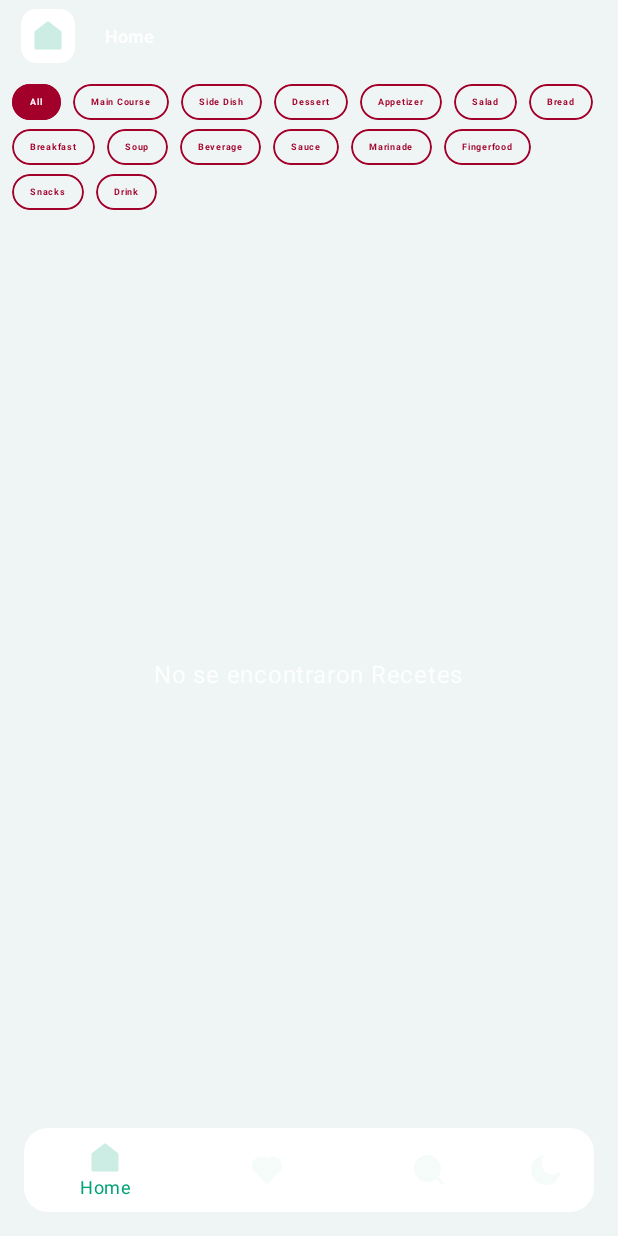
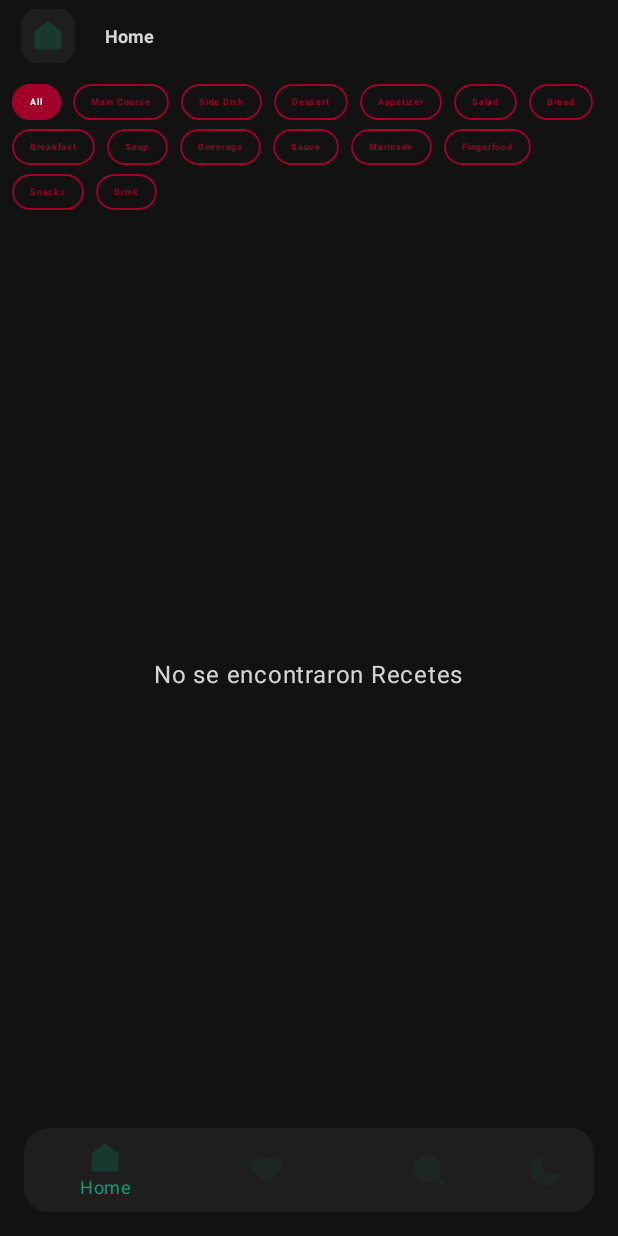
Before and after one commit to Jose-Ulacio/MealGenie, an Android app built with Jetpack Compose: the screen it shows after launch (MainActivity), after a tap on "Modo Oscuro", on a phone screen of 412 x 824 dp. Run offline under Robolectric (Android 15) with nearby library versions, the phone set to English and light mode, and no system bars; our stand-ins replace Room's generated code, accompanist; pictures from the network do not load.

```diff
--- a/app/src/main/java/com/example/mealgenie/data/repository/RecipeRepository.kt
+++ b/app/src/main/java/com/example/mealgenie/data/repository/RecipeRepository.kt
@@ -1,5 +1,6 @@
 package com.example.mealgenie.data.repository
 
+import com.example.mealgenie.data.model.RecipeDetailResponse
 import com.example.mealgenie.data.model.RecipeResponse
 import com.example.mealgenie.data.remote.ApiService
 
@@ -18,4 +19,9 @@ class RecipeRepository() {
             number = number
         ).getOrNull()
     }
+
+    //Obtener Detalles de la Receta
+    suspend fun getRecipeDetails(id: Int): RecipeDetailResponse{
+        return apiService.getRecipeDetails(id)
+    }
 }
--- a/app/src/main/java/com/example/mealgenie/ui/theme/Color.kt
+++ b/app/src/main/java/com/example/mealgenie/ui/theme/Color.kt
@@ -9,3 +9,7 @@ val Pink80 = Color(0xFFEFB8C8)
 val Purple40 = Color(0xFF6650a4)
 val PurpleGrey40 = Color(0xFF625b71)
 val Pink40 = Color(0xFF7D5260)
+
+val GreenPrimary = Color(0xFF00A277)
+val RedPrimary = Color(0xFFA2002B)
+val Background = Color(0xFFEFF5F4)
--- a/app/src/main/java/com/example/mealgenie/ui/theme/Theme.kt
+++ b/app/src/main/java/com/example/mealgenie/ui/theme/Theme.kt
@@ -7,26 +7,57 @@ import androidx.compose.material.MaterialTheme
 import androidx.compose.material.darkColors
 import androidx.compose.material.lightColors
 import androidx.compose.runtime.Composable
+import androidx.compose.ui.graphics.Color
 import androidx.compose.ui.platform.LocalContext
 
+//private val DarkColorScheme = darkColors(
+//    primary = Purple80,
+//    secondary = PurpleGrey80
+//)
+//
+//private val LightColorScheme = lightColors(
+//    primary = GreenPrimary,
+//    secondary = RedPrimary,
+//    background = Background,
+//    surface = Color(0xFFFFFBFE),
+//    onPrimary = Color.White,
+//    onSecondary = Color.White,
+//    onBackground = Color.Black,
+//    onSurface = Color.Black
+//
+//    /* Other default colors to override
+//    background = Color(0xFFFFFBFE),
+//    surface = Color(0xFFFFFBFE),
+//    onPrimary = Color.White,
+//    onSecondary = Color.White,
+//    onTertiary = Color.White,
+//    onBackground = Color(0xFF1C1B1F),
+//    onSurface = Color(0xFF1C1B1F),
+//    */
+//)
+
 private val DarkColorScheme = darkColors(
-    primary = Purple80,
-    secondary = PurpleGrey80
+    primary = Color(0xFF00A277),       // Green_Primary
+    secondary = Color(0xFFA2002B),      // Red_Primary
+    background = Color(0xFF121212),     // Fondo oscuro
+    surface = Color(0xFF1E1E1E),       // Superficies oscuras
+    onPrimary = Color.White,            // white
+    onSecondary = Color.White,          // white
+    onBackground = Color(0xFFEFF5F4),   // Background (claro, para contraste)
+    onSurface = Color(0xFF070707),    // test_beige (para textos)
+    secondaryVariant = Color(0xFF047959)
 )
 
 private val LightColorScheme = lightColors(
-    primary = Purple40,
-    secondary = PurpleGrey40
-
-    /* Other default colors to override
-    background = Color(0xFFFFFBFE),
-    surface = Color(0xFFFFFBFE),
-    onPrimary = Color.White,
-    onSecondary = Color.White,
-    onTertiary = Color.White,
-    onBackground = Color(0xFF1C1B1F),
-    onSurface = Color(0xFF1C1B1F),
-    */
+    primary = Color(0xFF00A277),        // Green_Primary
+    secondary = Color(0xFFA2002B),      // Red_Primary
+    background = Color(0xFFEFF5F4),     // Background
+    surface = Color(0xFFFFFFFF),        // test_beige (para cards/superficies)
+    onPrimary = Color.White,            // white
+    onSecondary = Color.White,          // white
+    onBackground = Color.Black,         // black (textos sobre fondo claro)
+    onSurface = Color.Black,             // black (textos sobre superficies)
+    secondaryVariant = Color(0xFFF5E9DC)
 )
 
 @Composable
--- a/app/src/main/java/com/example/mealgenie/view/MainActivity.kt
+++ b/app/src/main/java/com/example/mealgenie/view/MainActivity.kt
@@ -1,7 +1,6 @@
 package com.example.mealgenie.view
 
 import android.os.Bundle
-import android.util.Log
 import androidx.activity.ComponentActivity
 import androidx.activity.compose.setContent
 import androidx.activity.enableEdgeToEdge
@@ -11,10 +10,8 @@ import androidx.compose.animation.fadeOut
 import androidx.compose.animation.slideInVertically
 import androidx.compose.animation.slideOutVertically
 import androidx.compose.foundation.background
-import androidx.compose.foundation.clickable
 import androidx.compose.foundation.layout.Arrangement
 import androidx.compose.foundation.layout.Box
-import androidx.compose.foundation.layout.Column
 import androidx.compose.foundation.layout.Row
 import androidx.compose.foundation.layout.fillMaxSize
 import androidx.compose.foundation.layout.fillMaxWidth
@@ -22,29 +19,24 @@ import androidx.compose.foundation.layout.height
 import androidx.compose.foundation.layout.navigationBarsPadding
 import androidx.compose.foundation.layout.padding
 import androidx.compose.foundation.shape.RoundedCornerShape
-import androidx.compose.material.BottomAppBar
 import androidx.compose.material.BottomNavigation
 import androidx.compose.material.BottomNavigationItem
 import androidx.compose.material.Icon
 import androidx.compose.material.IconButton
+import androidx.compose.material.MaterialTheme
 import androidx.compose.material.Scaffold
 import androidx.compose.material.Surface
 import androidx.compose.material.Text
 import androidx.compose.material.rememberScaffoldState
 import androidx.compose.runtime.Composable
-import androidx.compose.runtime.LaunchedEffect
 import androidx.compose.runtime.getValue
 import androidx.compose.runtime.mutableStateOf
 import androidx.compose.runtime.remember
-import androidx.compose.runtime.rememberCoroutineScope
 import androidx.compose.ui.Alignment
 import androidx.compose.ui.Modifier
-import androidx.compose.ui.draw.clip
-import androidx.compose.ui.draw.shadow
 import androidx.compose.ui.graphics.Color
 import androidx.compose.ui.res.colorResource
 import androidx.compose.ui.res.painterResource
-import androidx.compose.ui.tooling.preview.Preview
 import androidx.compose.ui.unit.dp
 import androidx.lifecycle.ViewModel
 import androidx.lifecycle.ViewModelProvider
@@ -53,15 +45,10 @@ import androidx.navigation.NavHostController
 import androidx.navigation.compose.currentBackStackEntryAsState
 import androidx.navigation.compose.rememberNavController
 import com.example.mealgenie.R
-import com.example.mealgenie.data.repository.RecipeRepository
+import com.example.mealgenie.ui.theme.Background
 import com.example.mealgenie.ui.theme.MealGenieTheme
-import com.example.mealgenie.view.Screens.HomeScreen
 import com.example.mealgenie.view.ItemsMenu.*
-import com.example.mealgenie.view.Screens.AuxiliaryComponents.MainScreenStates
 import com.example.mealgenie.view.Screens.AuxiliaryComponents.rememberMainScreenState
-import com.example.mealgenie.view.Screens.FavoriteScreen
-import com.example.mealgenie.view.Screens.HomeScreen
-import com.example.mealgenie.view.Screens.SearchScreen
 import com.example.mealgenie.viewmodel.RecipeViewModel
 
 class MainActivity : ComponentActivity() {
@@ -105,7 +92,7 @@ fun MainDesign(
 
     Box(modifier = Modifier
         .fillMaxSize()
-        .background(color = colorResource(R.color.Background))
+        .background(Background)
     ){
         Scaffold(
             scaffoldState = scaffoldState,
@@ -119,7 +106,7 @@ fun MainDesign(
                     Box(
                         modifier = Modifier
                             .fillMaxWidth()
-                            .background(color = colorResource(R.color.Background))
+                            .background(MaterialTheme.colors.background)
                     ) {
                         NavegacionInferior(
                             navController = navController,
@@ -164,7 +151,7 @@ fun NavegacionInferior(
             modifier = Modifier
                 .fillMaxWidth(),
             shape = RoundedCornerShape(16.dp),
-            color = Color.White
+            color = MaterialTheme.colors.surface
         ) {
             BottomNavigation(
                 modifier = Modifier
@@ -196,8 +183,8 @@ fun NavegacionInferior(
                                 },
                                 label = { Text(item.title) },
                                 alwaysShowLabel = false,
-                                selectedContentColor = colorResource(R.color.Green_Primary),
-                                unselectedContentColor = colorResource(R.color.Green_Primary_trans)
+                                selectedContentColor = MaterialTheme.colors.primary,
+                                unselectedContentColor = MaterialTheme.colors.primary.copy(alpha = 0.3f)
                             )
                         }
                     }
@@ -209,7 +196,7 @@ fun NavegacionInferior(
                         Icon(
                             painter = painterResource(R.drawable.moon_fill),
                             contentDescription = "Modo Oscuro",
-                            tint = colorResource(R.color.Green_Primary_trans)
+                            tint = MaterialTheme.colors.primary.copy(alpha = 0.3f)
                         )
                     }
                 }
--- a/app/src/main/java/com/example/mealgenie/view/NavigationHost.kt
+++ b/app/src/main/java/com/example/mealgenie/view/NavigationHost.kt
@@ -1,15 +1,17 @@
 package com.example.mealgenie.view
 
 import androidx.compose.runtime.Composable
-import androidx.compose.ui.Modifier
+import androidx.compose.runtime.LaunchedEffect
 import androidx.navigation.NavHostController
+import androidx.navigation.NavType
 import androidx.navigation.compose.NavHost
 import androidx.navigation.compose.composable
+import androidx.navigation.navArgument
 import com.example.mealgenie.view.ItemsMenu.*
 import com.example.mealgenie.view.Screens.AuxiliaryComponents.MainScreenStates
-import com.example.mealgenie.view.Screens.AuxiliaryComponents.rememberMainScreenState
 import com.example.mealgenie.view.Screens.FavoriteScreen
 import com.example.mealgenie.view.Screens.HomeScreen
+import com.example.mealgenie.view.Screens.RecipeDetailScreen
 import com.example.mealgenie.view.Screens.SearchScreen
 import com.example.mealgenie.viewmodel.RecipeViewModel
 
@@ -25,13 +27,53 @@ fun NavigationHost(
         startDestination = HomeScreen.route,
     ){
         composable(HomeScreen.route){
-            HomeScreen(viewModel, mainState)
+            LaunchedEffect(Unit) {
+                mainState.updateVisibility(true)
+            }
+            HomeScreen(
+                viewModel,
+                mainState,
+                onRecipeClick = {id ->
+                    navController.navigate("recipe/$id")
+                })
         }
         composable(FavoriteScreen.route){
-            FavoriteScreen(viewModel, mainState)
+            LaunchedEffect(Unit) {
+                mainState.updateVisibility(true)
+            }
+            FavoriteScreen(
+                viewModel,
+                mainState,
+                onRecipeClick = {id ->
+                    navController.navigate("recipe/$id")
+                })
         }
         composable(SearchScreen.route){
-            SearchScreen(viewModel, mainState)
+            LaunchedEffect(Unit) {
+                mainState.updateVisibility(true)
+            }
+            SearchScreen(
+                viewModel,
+                mainState,
+                onRecipeClick = {id ->
+                    navController.navigate("recipe/$id")
+                })
+        }
+
+        composable(
+            route = "recipe/{recipeId}",
+            arguments = listOf(navArgument("recipeId") {type = NavType.IntType})
+        ){ backStackEntry ->
+            LaunchedEffect(Unit) {
+                mainState.updateVisibility(false)
+            }
+
+            val recipeId = backStackEntry.arguments?.getInt("recipeId") ?: 0
+            RecipeDetailScreen(
+                recipeId = recipeId,
+                onBack = {navController.popBackStack()},
+                viewModel = viewModel
+            )
         }
     }
 }
--- a/app/src/main/java/com/example/mealgenie/view/Screens/HomeScreen.kt
+++ b/app/src/main/java/com/example/mealgenie/view/Screens/HomeScreen.kt
@@ -1,6 +1,5 @@
 package com.example.mealgenie.view.Screens
 
-import androidx.compose.foundation.BorderStroke
 import androidx.compose.foundation.Image
 import androidx.compose.foundation.background
 import androidx.compose.foundation.border
@@ -13,12 +12,10 @@ import androidx.compose.foundation.layout.FlowRow
 import androidx.compose.foundation.layout.PaddingValues
 import androidx.compose.foundation.layout.Row
 import androidx.compose.foundation.layout.Spacer
-import androidx.compose.foundation.layout.aspectRatio
 import androidx.compose.foundation.layout.fillMaxHeight
 import androidx.compose.foundation.layout.fillMaxSize
 import androidx.compose.foundation.layout.fillMaxWidth
 import androidx.compose.foundation.layout.height
-import androidx.compose.foundation.layout.heightIn
 import androidx.compose.foundation.layout.padding
 import androidx.compose.foundation.layout.size
 import androidx.compose.foundation.layout.systemBarsPadding
@@ -29,18 +26,11 @@ import androidx.compose.foundation.lazy.staggeredgrid.StaggeredGridCells
 import androidx.compose.foundation.lazy.staggeredgrid.items
 import androidx.compose.foundation.lazy.staggeredgrid.rememberLazyStaggeredGridState
 import androidx.compose.foundation.shape.RoundedCornerShape
-import androidx.compose.material.AlertDialog
-import androidx.compose.material.Button
 import androidx.compose.material.Card
-import androidx.compose.material.Checkbox
-import androidx.compose.material.CheckboxColors
-import androidx.compose.material.CheckboxDefaults
-import androidx.compose.material.Chip
-import androidx.compose.material.ChipDefaults
 import androidx.compose.material.CircularProgressIndicator
-import androidx.compose.material.ExperimentalMaterialApi
 import androidx.compose.material.Icon
 import androidx.compose.material.IconToggleButton
+import androidx.compose.material.MaterialTheme
 import androidx.compose.material.Text
 import androidx.compose.runtime.Composable
 import androidx.compose.runtime.LaunchedEffect
@@ -49,9 +39,7 @@ import androidx.compose.runtime.derivedStateOf
 import androidx.compose.runtime.getValue
 import androidx.compose.runtime.mutableIntStateOf
 import androidx.compose.runtime.mutableStateOf
-import androidx.compose.runtime.produceState
 import androidx.compose.runtime.remember
-import androidx.compose.runtime.saveable.rememberSaveable
 import androidx.compose.runtime.setValue
 import androidx.compose.ui.Alignment
 import androidx.compose.ui.Modifier
@@ -60,12 +48,10 @@ import androidx.compose.ui.graphics.Brush
 import androidx.compose.ui.graphics.Color
 import androidx.compose.ui.graphics.vector.ImageVector
 import androidx.compose.ui.layout.ContentScale
-import androidx.compose.ui.platform.LocalDensity
 import androidx.compose.ui.res.colorResource
 import androidx.compose.ui.res.painterResource
 import androidx.compose.ui.res.vectorResource
 import androidx.compose.ui.text.TextStyle
-import androidx.compose.ui.text.font.FontFamily
 import androidx.compose.ui.text.font.FontWeight
 import androidx.compose.ui.text.style.TextOverflow
 import androidx.compose.ui.unit.dp
@@ -84,12 +70,12 @@ import com.example.mealgenie.viewmodel.RecipeViewModel
 import com.google.accompanist.swiperefresh.SwipeRefresh
 import com.google.accompanist.swiperefresh.rememberSwipeRefreshState
 import kotlinx.coroutines.launch
-import kotlin.random.Random
 
 @Composable
 fun HomeScreen(
     viewModel: RecipeViewModel = viewModel(),
-    mainState: MainScreenStates = rememberMainScreenState()
+    mainState: MainScreenStates = rememberMainScreenState(),
+    onRecipeClick: (Int) -> Unit = {}
 ) {
     val recipes by viewModel.recipes.collectAsState()
     val isLoading by viewModel.isLoading.collectAsState()
@@ -144,12 +130,13 @@ fun HomeScreen(
     SwipeRefresh(
         state = swipeRefreshState,
         onRefresh = { viewModel.refreshRecipe() },
-        modifier = Modifier.background(colorResource(R.color.Background))
+        modifier = Modifier
+            .background(MaterialTheme.colors.background)
     ) {
         Box(
             modifier = Modifier
                 .fillMaxSize()
-                .background(color = colorResource(R.color.Background))
+                .background(MaterialTheme.colors.background)
         ) {
             Column {
                 Box(
@@ -168,7 +155,7 @@ fun HomeScreen(
                                 .width(36.dp)
                                 .height(36.dp)
                                 .background(
-                                    color = Color.White,
+                                    color = MaterialTheme.colors.surface,
                                     shape = RoundedCornerShape(10.dp)
                                 )
                         ) {
@@ -217,7 +204,8 @@ fun HomeScreen(
                             recipe = recipes,
                             gridState = gridState,
                             isLoadingMore = isLoadingMore,
-                            viewModel = viewModel
+                            viewModel = viewModel,
+                            onRecipeClick = onRecipeClick
                         )
                     }
                 }
@@ -272,12 +260,12 @@ fun RecipeTypeChips(
                 modifier = Modifier
                     .clip(RoundedCornerShape(16.dp))
                     .background(
-                        if (isSelected) colorResource(R.color.Red_Primary)
+                        if (isSelected) MaterialTheme.colors.secondary
                         else Color.Transparent
                     )
                     .border(
                         width = 1.dp,
-                        color = colorResource(R.color.Red_Primary),
+                        color = MaterialTheme.colors.secondary,
                         shape = RoundedCornerShape(16.dp)
                     )
                     .clickable { onTypeSelected(item) }
@@ -287,7 +275,8 @@ fun RecipeTypeChips(
                     text = item,
                     fontSize = 6.sp,
                     fontWeight = FontWeight.Bold,
-                    color = if (isSelected) Color.White else colorResource(R.color.Red_Primary)
+                    color = if (isSelected) MaterialTheme.colors.onPrimary
+                    else MaterialTheme.colors.secondary
                 )
             }
         }
@@ -299,6 +288,7 @@ fun RecipeCard(
     recipe: Recipe,
     viewModel: RecipeViewModel,
     modifier: Modifier = Modifier
+        .fillMaxWidth()
 ) {
 
     var isChecked by remember { mutableStateOf(false) }
@@ -349,7 +339,7 @@ fun RecipeCard(
                                 brush = Brush.verticalGradient(
                                     colors = listOf(
                                         Color.Transparent,
-                                        Color.White.copy(alpha = 1f)
+                                        MaterialTheme.colors.onPrimary.copy(alpha = 1f)
                                     ),
                                     startY = 0.5f,
                                     endY = Float.POSITIVE_INFINITY
@@ -360,7 +350,7 @@ fun RecipeCard(
 
                 Text(
                     text = recipe.title,
-                    color = Color.Black,
+                    color = MaterialTheme.colors.onSurface,
                     style = TextStyle(
                         fontWeight = FontWeight.Bold,
                         fontSize = 12.sp
@@ -393,7 +383,7 @@ fun RecipeCard(
                             }
                         ),
                         contentDescription = null,
-                        tint = colorResource(R.color.Red_Primary),
+                        tint = MaterialTheme.colors.secondary,
                         modifier = Modifier.size(24.dp)
                     )
                 }
@@ -408,7 +398,7 @@ fun RecipeGrid(
     gridState: LazyStaggeredGridState,
     isLoadingMore: Boolean,
     viewModel: RecipeViewModel,
-    modifier: Modifier = Modifier
+    onRecipeClick: (Int) -> Unit
 ) {
     Box(modifier = Modifier.fillMaxSize()) {
         LazyVerticalStaggeredGrid(
@@ -425,6 +415,7 @@ fun RecipeGrid(
                     recipe = recipe,
                     viewModel = viewModel,
                     modifier = Modifier.fillMaxWidth()
+                        .clickable { onRecipeClick(recipe.id) }
                 )
             }
             item() {
@@ -447,13 +438,13 @@ fun RecipeGrid(
             CircularProgressIndicator(
                 modifier = Modifier.size(24.dp),
                 strokeWidth = 2.dp,
-                color = colorResource(R.color.Green_Primary)
+                color = MaterialTheme.colors.primary
             )
             Spacer(modifier = Modifier.height(8.dp))
             Text(
                 text = "Cargando más recetas...",
                 style = TextStyle(
-                    color = colorResource(R.color.Green_Primary),
+                    color = MaterialTheme.colors.primary,
                     fontSize = 14.sp
                 )
             )
@@ -471,13 +462,13 @@ fun LoadingMoreItem() {
     ) {
         CircularProgressIndicator(
             modifier = Modifier.size(24.dp),
-            color = colorResource(R.color.Green_Primary),
+            color = MaterialTheme.colors.primary,
             strokeWidth = 2.dp
         )
         Spacer(modifier = Modifier.height(8.dp))
         Text(
-            text = "Cargando más recetas...",
-            color = colorResource(R.color.Green_Primary)
+            text = "Loading More Recipes...",
+            color = MaterialTheme.colors.primary
         )
     }
 }
--- a/app/src/main/res/values/colors.xml
+++ b/app/src/main/res/values/colors.xml
@@ -11,4 +11,5 @@
     <color name="Green_Primary">#00A277</color>
     <color name="Green_Primary_trans">#3300A277</color>
     <color name="Red_Primary">#A2002B</color>
+    <color name="test_beige">#F5E9DC</color>
 </resources>
--- a/app/src/main/res/values/strings.xml
+++ b/app/src/main/res/values/strings.xml
@@ -1,4 +1,10 @@
 <resources>
     <string name="app_name">MealGenie</string>
     <string name="title_activity_home_screen">HomeScreenActivity</string>
+    <string name="error_loading_recipe_details">Error loading recipe details</string>
+    <string name="error_loading_favorites">Error Loading Favorites</string>
+    <string name="error_loading_more_recipes">Error Loading More Recipes</string>
+    <string name="unknown_error">Unknown Error</string>
+    <string name="refresh_error">Refresh Error</string>
+    <string name="error_search">Error while searching: %s</string>
 </resources>
```
Also changed, not shown: app/src/main/java/com/example/mealgenie/data/model/RecipeDetailResponse.kt (added, +34 -0 lines), app/src/main/java/com/example/mealgenie/data/remote/ApiService.kt (+9 -4 lines), app/src/main/java/com/example/mealgenie/view/Screens/FavoriteScreen.kt (+8 -5 lines), app/src/main/java/com/example/mealgenie/view/Screens/RecipeDetailScreen.kt (added, +333 -0 lines), app/src/main/java/com/example/mealgenie/view/Screens/SearchScreen.kt (+22 -18 lines), app/src/main/java/com/example/mealgenie/viewmodel/RecipeViewModel.kt (+38 -16 lines), app/src/main/res/drawable/ic_person.xml (added, +9 -0 lines), app/src/main/res/drawable/ic_schedule.xml (added, +9 -0 lines).
